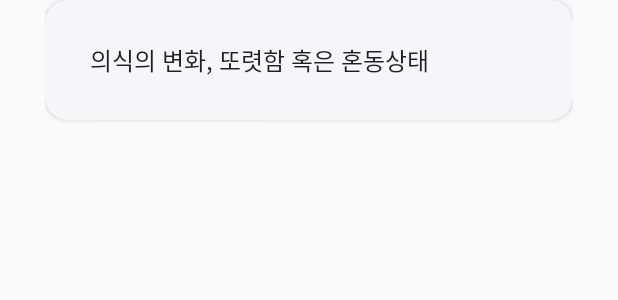
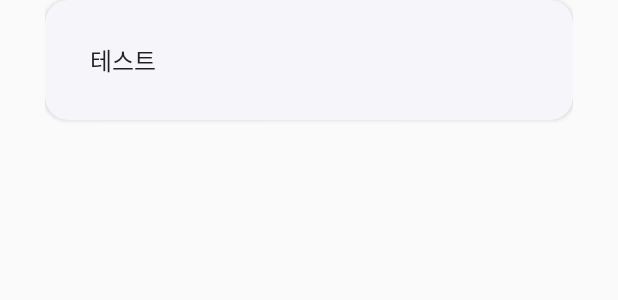
Before and after one commit to epilog-swu/Front, an Android app built with Jetpack Compose: the layout activity_test.xml on its own in the app's theme, with its tools: preview values and no code run, on a phone screen of 412 x 824 dp. Shown: the top 300 px of the screen. Run offline under Robolectric (Android 15) with nearby library versions, the light colour scheme and no system bars.

Commit message:
design/#1: 텍스트 수정

```diff
--- a/app/src/main/res/layout/activity_test.xml
+++ b/app/src/main/res/layout/activity_test.xml
@@ -17,7 +17,7 @@
             android:paddingLeft="30dp"
             android:textAlignment="textStart"
             android:textSize="16dp"
-            android:text="의식의 변화, 또렷함 혹은 혼동상태"
+            android:text="테스트"
             >
         </Button>
     </LinearLayout>
```
